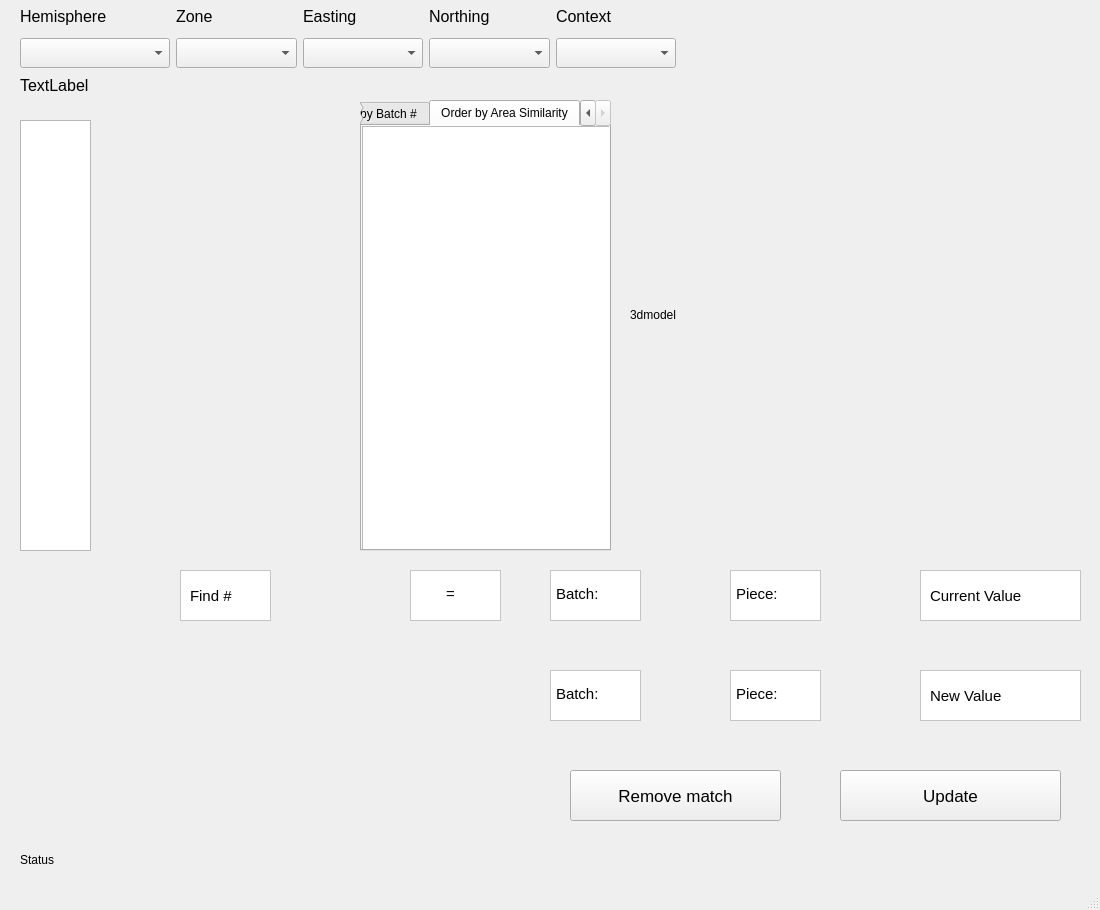
This is view/MainWindow.ui in ggetzie/APSAP as Qt 5 draws it before an edit. The edited form follows.
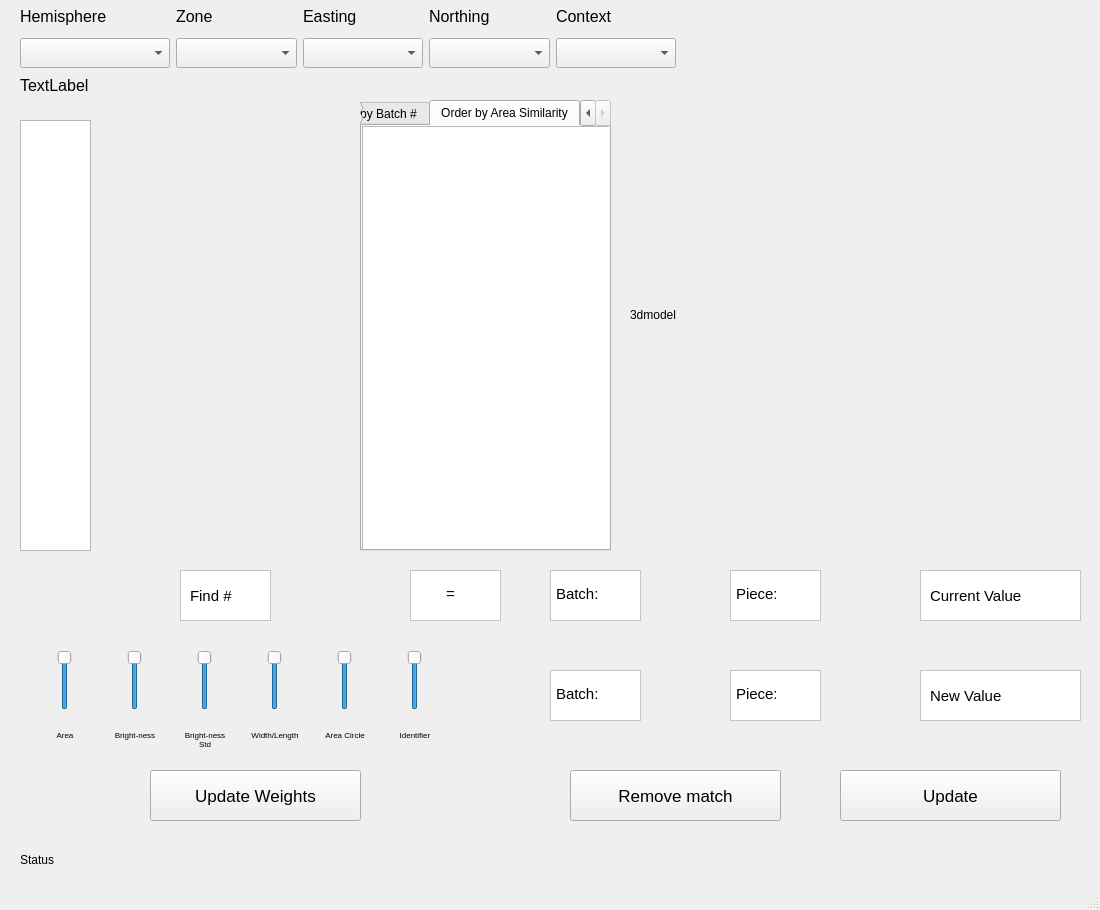
This is the edited form. Icons and pictures are not drawn.

Commit message: Added some bars to adjust weights live

Diff of the .ui file:
```diff
--- a/view/MainWindow.ui
+++ b/view/MainWindow.ui
@@ -880,6 +880,313 @@
      <string>Remove match</string>
     </property>
    </widget>
+   <widget class="QSlider" name="areaSlider">
+    <property name="geometry">
+     <rect>
+      <x>40</x>
+      <y>650</y>
+      <width>50</width>
+      <height>60</height>
+     </rect>
+    </property>
+    <property name="maximum">
+     <number>100</number>
+    </property>
+    <property name="value">
+     <number>100</number>
+    </property>
+    <property name="orientation">
+     <enum>Qt::Vertical</enum>
+    </property>
+    <property name="invertedAppearance">
+     <bool>false</bool>
+    </property>
+   </widget>
+   <widget class="QSlider" name="brightnessSlider">
+    <property name="geometry">
+     <rect>
+      <x>110</x>
+      <y>650</y>
+      <width>50</width>
+      <height>60</height>
+     </rect>
+    </property>
+    <property name="layoutDirection">
+     <enum>Qt::LeftToRight</enum>
+    </property>
+    <property name="maximum">
+     <number>100</number>
+    </property>
+    <property name="value">
+     <number>100</number>
+    </property>
+    <property name="sliderPosition">
+     <number>100</number>
+    </property>
+    <property name="orientation">
+     <enum>Qt::Vertical</enum>
+    </property>
+   </widget>
+   <widget class="QSlider" name="brightnessStdSlider">
+    <property name="geometry">
+     <rect>
+      <x>180</x>
+      <y>650</y>
+      <width>50</width>
+      <height>60</height>
+     </rect>
+    </property>
+    <property name="maximum">
+     <number>100</number>
+    </property>
+    <property name="value">
+     <number>100</number>
+    </property>
+    <property name="orientation">
+     <enum>Qt::Vertical</enum>
+    </property>
+   </widget>
+   <widget class="QSlider" name="widthLengthSlider">
+    <property name="geometry">
+     <rect>
+      <x>250</x>
+      <y>650</y>
+      <width>50</width>
+      <height>60</height>
+     </rect>
+    </property>
+    <property name="maximum">
+     <number>100</number>
+    </property>
+    <property name="value">
+     <number>100</number>
+    </property>
+    <property name="orientation">
+     <enum>Qt::Vertical</enum>
+    </property>
+   </widget>
+   <widget class="QSlider" name="areaCircleSlider">
+    <property name="geometry">
+     <rect>
+      <x>320</x>
+      <y>650</y>
+      <width>50</width>
+      <height>60</height>
+     </rect>
+    </property>
+    <property name="maximum">
+     <number>100</number>
+    </property>
+    <property name="value">
+     <number>100</number>
+    </property>
+    <property name="orientation">
+     <enum>Qt::Vertical</enum>
+    </property>
+   </widget>
+   <widget class="QSlider" name="identifierSlider">
+    <property name="geometry">
+     <rect>
+      <x>390</x>
+      <y>650</y>
+      <width>50</width>
+      <height>60</height>
+     </rect>
+    </property>
+    <property name="maximum">
+     <number>100</number>
+    </property>
+    <property name="value">
+     <number>100</number>
+    </property>
+    <property name="orientation">
+     <enum>Qt::Vertical</enum>
+    </property>
+   </widget>
+   <widget class="QLabel" name="areaLabel">
+    <property name="geometry">
+     <rect>
+      <x>40</x>
+      <y>730</y>
+      <width>50</width>
+      <height>20</height>
+     </rect>
+    </property>
+    <property name="font">
+     <font>
+      <pointsize>6</pointsize>
+      <underline>false</underline>
+     </font>
+    </property>
+    <property name="text">
+     <string>Area</string>
+    </property>
+    <property name="alignment">
+     <set>Qt::AlignHCenter|Qt::AlignTop</set>
+    </property>
+    <property name="wordWrap">
+     <bool>true</bool>
+    </property>
+   </widget>
+   <widget class="QLabel" name="brightnessLabel">
+    <property name="geometry">
+     <rect>
+      <x>110</x>
+      <y>730</y>
+      <width>50</width>
+      <height>30</height>
+     </rect>
+    </property>
+    <property name="font">
+     <font>
+      <pointsize>6</pointsize>
+     </font>
+    </property>
+    <property name="text">
+     <string>Bright-ness</string>
+    </property>
+    <property name="scaledContents">
+     <bool>false</bool>
+    </property>
+    <property name="alignment">
+     <set>Qt::AlignHCenter|Qt::AlignTop</set>
+    </property>
+    <property name="wordWrap">
+     <bool>true</bool>
+    </property>
+   </widget>
+   <widget class="QLabel" name="brightnessStdLabel">
+    <property name="geometry">
+     <rect>
+      <x>180</x>
+      <y>730</y>
+      <width>50</width>
+      <height>30</height>
+     </rect>
+    </property>
+    <property name="font">
+     <font>
+      <pointsize>6</pointsize>
+     </font>
+    </property>
+    <property name="text">
+     <string>Bright-ness Std</string>
+    </property>
+    <property name="alignment">
+     <set>Qt::AlignHCenter|Qt::AlignTop</set>
+    </property>
+    <property name="wordWrap">
+     <bool>true</bool>
+    </property>
+   </widget>
+   <widget class="QLabel" name="widthLengthLabel">
+    <property name="geometry">
+     <rect>
+      <x>250</x>
+      <y>730</y>
+      <width>50</width>
+      <height>30</height>
+     </rect>
+    </property>
+    <property name="font">
+     <font>
+      <pointsize>6</pointsize>
+     </font>
+    </property>
+    <property name="frameShadow">
+     <enum>QFrame::Sunken</enum>
+    </property>
+    <property name="text">
+     <string>Width/Length</string>
+    </property>
+    <property name="textFormat">
+     <enum>Qt::PlainText</enum>
+    </property>
+    <property name="alignment">
+     <set>Qt::AlignHCenter|Qt::AlignTop</set>
+    </property>
+    <property name="wordWrap">
+     <bool>true</bool>
+    </property>
+   </widget>
+   <widget class="QLabel" name="areaCircleLabel">
+    <property name="geometry">
+     <rect>
+      <x>320</x>
+      <y>730</y>
+      <width>50</width>
+      <height>30</height>
+     </rect>
+    </property>
+    <property name="font">
+     <font>
+      <pointsize>6</pointsize>
+     </font>
+    </property>
+    <property name="frameShadow">
+     <enum>QFrame::Sunken</enum>
+    </property>
+    <property name="text">
+     <string>Area Circle</string>
+    </property>
+    <property name="textFormat">
+     <enum>Qt::PlainText</enum>
+    </property>
+    <property name="alignment">
+     <set>Qt::AlignHCenter|Qt::AlignTop</set>
+    </property>
+    <property name="wordWrap">
+     <bool>true</bool>
+    </property>
+   </widget>
+   <widget class="QLabel" name="identifierLabel">
+    <property name="geometry">
+     <rect>
+      <x>390</x>
+      <y>730</y>
+      <width>50</width>
+      <height>20</height>
+     </rect>
+    </property>
+    <property name="font">
+     <font>
+      <pointsize>6</pointsize>
+     </font>
+    </property>
+    <property name="frameShadow">
+     <enum>QFrame::Sunken</enum>
+    </property>
+    <property name="text">
+     <string>Identifier</string>
+    </property>
+    <property name="textFormat">
+     <enum>Qt::PlainText</enum>
+    </property>
+    <property name="alignment">
+     <set>Qt::AlignHCenter|Qt::AlignTop</set>
+    </property>
+    <property name="wordWrap">
+     <bool>true</bool>
+    </property>
+   </widget>
+   <widget class="QPushButton" name="update_weights_button">
+    <property name="geometry">
+     <rect>
+      <x>150</x>
+      <y>770</y>
+      <width>211</width>
+      <height>51</height>
+     </rect>
+    </property>
+    <property name="font">
+     <font>
+      <pointsize>13</pointsize>
+     </font>
+    </property>
+    <property name="text">
+     <string>Update Weights</string>
+    </property>
+   </widget>
    <zorder>tabWidget</zorder>
    <zorder>frame</zorder>
    <zorder>layoutWidget</zorder>
```
Left out of the diff: 23 changed lines with no effect on the pictures. The commit also changes 5 other files.
